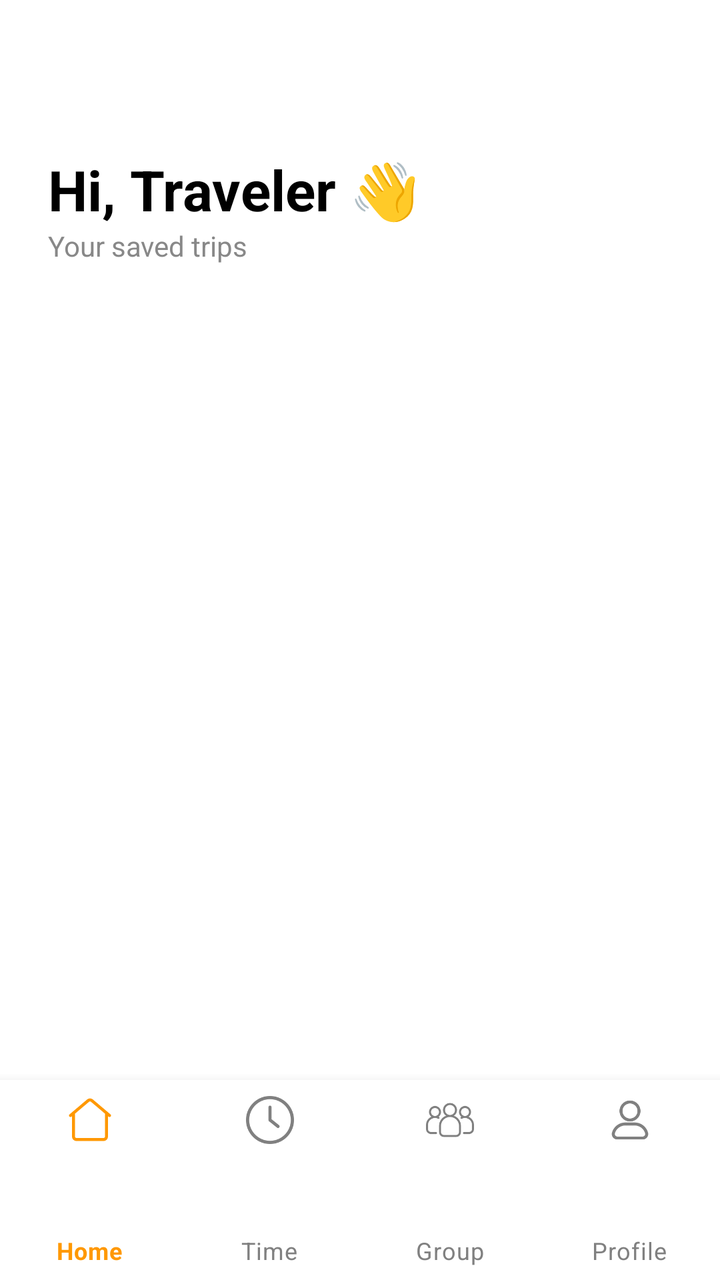
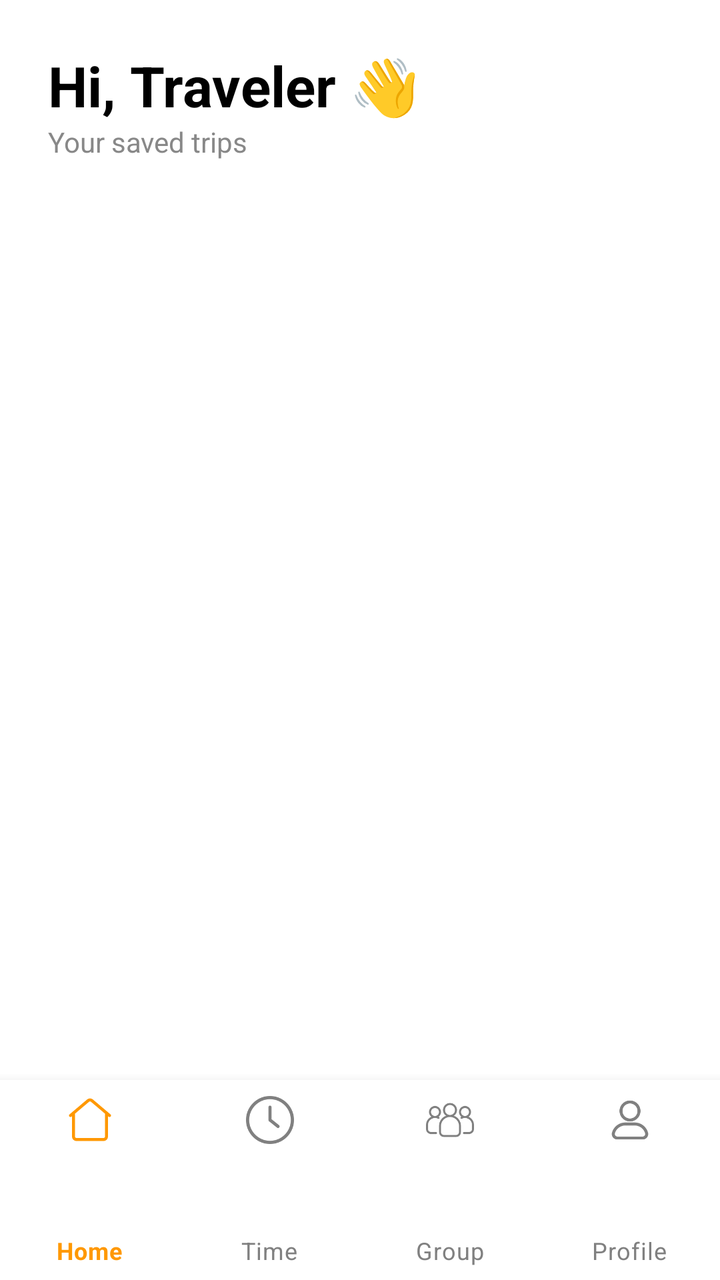

Screens rendered from an Android XML layout before and after an edit, with the pre-edit source and the edit as a unified diff.
<!-- AndroidManifest.xml: application theme Theme.MaterialComponents.DayNight.NoActionBar -->
<!-- res/layout/planscreen.xml -->
<?xml version="1.0" encoding="utf-8"?>
<androidx.constraintlayout.widget.ConstraintLayout
        xmlns:android="http://schemas.android.com/apk/res/android"
        xmlns:app="http://schemas.android.com/apk/res-auto"
        xmlns:tools="http://schemas.android.com/tools"
        android:layout_width="match_parent"
        android:layout_height="match_parent"
        android:background="@android:color/white"
        tools:context=".ui.home.plan.PlanScreen">

    
    <ImageButton
            android:id="@+id/btnBack"
            android:layout_width="40dp"
            android:layout_height="40dp"
            android:background="@android:color/transparent"
            android:contentDescription="@string/back"
            android:src="@drawable/ic_back"
            app:tint="@android:color/black"
            app:layout_constraintTop_toTopOf="parent"
            app:layout_constraintStart_toStartOf="parent"
            android:layout_marginStart="12dp"
            android:layout_marginTop="12dp"/>

    
    <LinearLayout
            android:id="@+id/headerLayout"
            android:layout_width="0dp"
            android:layout_height="wrap_content"
            android:orientation="vertical"
            android:padding="24dp"
            app:layout_constraintTop_toBottomOf="@id/btnBack"
            app:layout_constraintStart_toStartOf="parent"
            app:layout_constraintEnd_toEndOf="parent">

        <TextView
                android:id="@+id/tvGreeting"
                android:layout_width="wrap_content"
                android:layout_height="wrap_content"
                android:text="Hi, Traveler 👋"
                android:textStyle="bold"
                android:textColor="@android:color/black"
                android:textSize="28sp" />

        <TextView
                android:id="@+id/tvSubtitle"
                android:layout_width="wrap_content"
                android:layout_height="wrap_content"
                android:text="Your saved trips"
                android:textColor="#888888"
                android:textSize="14sp" />
    </LinearLayout>

    
    <androidx.recyclerview.widget.RecyclerView
            android:id="@+id/rvPlans"
            android:layout_width="0dp"
            android:layout_height="0dp"
            android:clipToPadding="false"
            android:paddingStart="16dp"
            android:paddingEnd="16dp"
            android:paddingBottom="12dp"
            app:layout_constraintTop_toBottomOf="@id/headerLayout"
            app:layout_constraintBottom_toTopOf="@id/bottomNavigation"
            app:layout_constraintStart_toStartOf="parent"
            app:layout_constraintEnd_toEndOf="parent"
            tools:listitem="@layout/item_plan_card" />

    
    <com.google.android.material.bottomnavigation.BottomNavigationView
            android:id="@+id/bottomNavigation"
            android:layout_width="0dp"
            android:layout_height="100dp"
            android:background="?attr/colorSurface"
            app:itemIconSize="24dp"
            app:itemIconTint="@color/nav_item_color"
            app:itemTextColor="@color/nav_item_color"
            app:labelVisibilityMode="labeled"
            app:menu="@menu/bottom_nav_menu"
            app:layout_constraintStart_toStartOf="parent"
            app:layout_constraintEnd_toEndOf="parent"
            app:layout_constraintBottom_toBottomOf="parent" />

</androidx.constraintlayout.widget.ConstraintLayout>
<!-- res/layout/item_plan_card.xml (included above) -->
<?xml version="1.0" encoding="utf-8"?>
<androidx.cardview.widget.CardView xmlns:android="http://schemas.android.com/apk/res/android"
    xmlns:app="http://schemas.android.com/apk/res-auto"
    android:layout_width="match_parent"
    android:layout_height="220dp"
    android:layout_margin="16dp"
    app:cardCornerRadius="18dp"
    app:cardUseCompatPadding="true"
    app:cardElevation="3dp">

    <FrameLayout
        android:layout_width="match_parent"
        android:layout_height="match_parent">

        <ImageView
            android:id="@+id/imgThumb"
            android:layout_width="match_parent"
            android:layout_height="match_parent"
            android:scaleType="centerCrop" />

        
        <TextView
            android:id="@+id/tvTitle"
            android:layout_width="wrap_content"
            android:layout_height="wrap_content"
            android:layout_gravity="bottom|start"
            android:layout_margin="14dp"
            android:paddingHorizontal="12dp"
            android:paddingVertical="8dp"
            android:background="@drawable/bg_chip_dark"
            android:text="Destination"
            android:textColor="@android:color/white"
            android:textStyle="bold"/>
    </FrameLayout>
</androidx.cardview.widget.CardView>
<!-- resources referenced by this layout -->
<resources>
  <!-- drawable bg_chip_dark (drawable) -->
  <?xml version="1.0" encoding="utf-8"?>
  <shape xmlns:android="http://schemas.android.com/apk/res/android" android:shape="rectangle">
      <solid android:color="#CC000000"/>
      <corners android:radius="14dp"/>
  </shape>
  <!-- drawable ic_back: png bitmap (drawable, 2754 bytes) -->
  <string name="back">Back</string>
</resources>

<!-- the commit's change to res/layout/planscreen.xml (unified diff, before → after) -->
@@ -9,49 +9,40 @@
         tools:context=".ui.home.plan.PlanScreen">
 
     
-    <ImageButton
-            android:id="@+id/btnBack"
-            android:layout_width="40dp"
-            android:layout_height="40dp"
-            android:background="@android:color/transparent"
-            android:contentDescription="@string/back"
-            android:src="@drawable/ic_back"
-            app:tint="@android:color/black"
-            app:layout_constraintTop_toTopOf="parent"
-            app:layout_constraintStart_toStartOf="parent"
-            android:layout_marginStart="12dp"
-            android:layout_marginTop="12dp"/>
 
     
+
+    
+
     <LinearLayout
-            android:id="@+id/headerLayout"
-            android:layout_width="0dp"
-            android:layout_height="wrap_content"
-            android:orientation="vertical"
-            android:padding="24dp"
-            app:layout_constraintTop_toBottomOf="@id/btnBack"
-            app:layout_constraintStart_toStartOf="parent"
-            app:layout_constraintEnd_toEndOf="parent">
+        android:id="@+id/headerLayout"
+        android:layout_width="0dp"
+        android:layout_height="wrap_content"
+        android:orientation="vertical"
+        android:padding="24dp"
+        app:layout_constraintEnd_toEndOf="parent"
+        app:layout_constraintHorizontal_bias="0.0"
+        app:layout_constraintStart_toStartOf="parent"
+        app:layout_constraintTop_toTopOf="parent">
 
         <TextView
-                android:id="@+id/tvGreeting"
-                android:layout_width="wrap_content"
-                android:layout_height="wrap_content"
-                android:text="Hi, Traveler 👋"
-                android:textStyle="bold"
-                android:textColor="@android:color/black"
-                android:textSize="28sp" />
+            android:id="@+id/tvGreeting"
+            android:layout_width="wrap_content"
+            android:layout_height="wrap_content"
+            android:text="Hi, Traveler 👋"
+            android:textColor="@android:color/black"
+            android:textSize="28sp"
+            android:textStyle="bold" />
 
         <TextView
-                android:id="@+id/tvSubtitle"
-                android:layout_width="wrap_content"
-                android:layout_height="wrap_content"
-                android:text="Your saved trips"
-                android:textColor="#888888"
-                android:textSize="14sp" />
+            android:id="@+id/tvSubtitle"
+            android:layout_width="wrap_content"
+            android:layout_height="wrap_content"
+            android:text="Your saved trips"
+            android:textColor="#888888"
+            android:textSize="14sp" />
     </LinearLayout>
 
-    
     <androidx.recyclerview.widget.RecyclerView
             android:id="@+id/rvPlans"
             android:layout_width="0dp"
<!-- resource entries referenced after the edit -->
@@ -6,7 +6,5 @@
       <solid android:color="#CC000000"/>
       <corners android:radius="14dp"/>
   </shape>
-  <!-- drawable ic_back: png bitmap (drawable, 2754 bytes) -->
-  <string name="back">Back</string>
 </resources>
 
